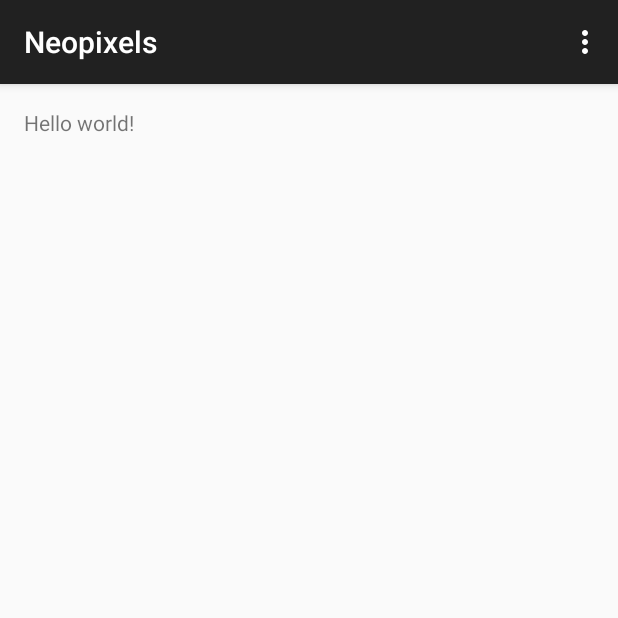
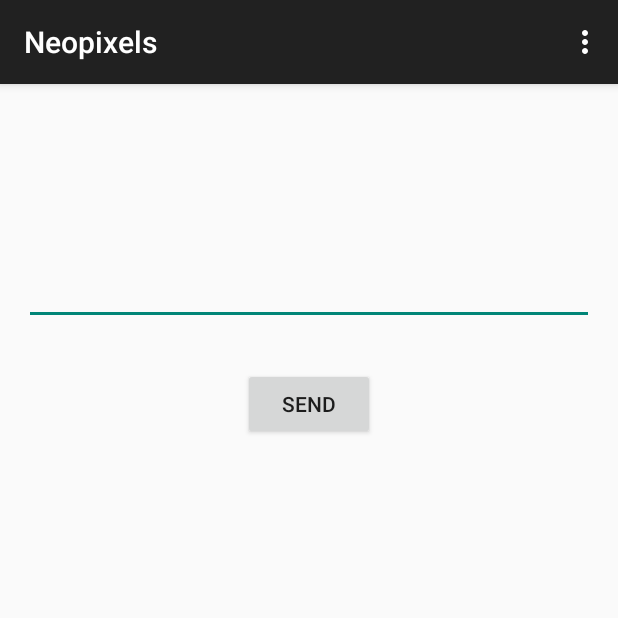
Before and after one commit to lit-illumination-technology/lit_android_app, an Android app: the screen it shows after launch (MainActivity), on a phone screen of 412 x 824 dp, the top half of it. Run offline under Robolectric (Android 15) with nearby library versions, the phone set to English and light mode, and no system bars.

Commit message:
Added EditText and button with correct functionality. Sends command packet to server.

```diff
--- a/mobile/src/main/AndroidManifest.xml
+++ b/mobile/src/main/AndroidManifest.xml
@@ -2,6 +2,7 @@
 <manifest xmlns:android="http://schemas.android.com/apk/res/android"
     package="com.github.nickpesce.neopixels" >
 
+    <uses-permission android:name="android.permission.INTERNET"/>
     <application
         android:allowBackup="true"
         android:icon="@mipmap/ic_launcher"
--- a/mobile/src/main/java/com/github/nickpesce/neopixels/MainActivity.java
+++ b/mobile/src/main/java/com/github/nickpesce/neopixels/MainActivity.java
@@ -4,13 +4,65 @@ import android.support.v7.app.AppCompatActivity;
 import android.os.Bundle;
 import android.view.Menu;
 import android.view.MenuItem;
+import android.view.View;
+import android.widget.Button;
+import android.widget.EditText;
+import android.widget.Toast;
 
-public class MainActivity extends AppCompatActivity {
+import java.net.DatagramPacket;
+import java.net.DatagramSocket;
+import java.net.InetAddress;
+import java.net.SocketException;
+import java.net.UnknownHostException;
+
+public class MainActivity extends AppCompatActivity implements View.OnClickListener {
+
+    private String hostName = "nickspi.student.umd.edu";
+    private int port = 42297;
+    private Button bSend;
+    private EditText tfCommand;
 
     @Override
     protected void onCreate(Bundle savedInstanceState) {
         super.onCreate(savedInstanceState);
         setContentView(R.layout.activity_main);
+        bSend = (Button)findViewById(R.id.bSend);
+        tfCommand = (EditText)findViewById(R.id.tfCommand);
+        bSend.setOnClickListener(this);
+    }
+
+    @Override
+    public void onClick(View v) {
+        if(v.equals(bSend)) {
+            sendCommand(tfCommand.getText().toString());
+            tfCommand.setText("");
+        }
+    }
+
+    private void sendCommand(final String command)
+    {
+        new Thread(new Runnable(){
+            public void run() {
+                try {
+                    byte[] buf = command.getBytes();
+                    DatagramSocket socket = new DatagramSocket(port);
+                    InetAddress host = InetAddress.getByName(hostName);
+                    DatagramPacket packet = new DatagramPacket(buf, buf.length, host, port);
+                    socket.send(packet);
+                    socket.close();
+                }catch(Exception e)
+                {
+                    e.printStackTrace();
+                    runOnUiThread(new Runnable() {
+                        public void run() {
+                            Toast toast = Toast.makeText(MainActivity.this, "Couldn't connect.", Toast.LENGTH_LONG);
+                            toast.show();
+                        }
+                    });
+
+                }
+            }
+        }).start();
     }
 
     @Override
--- a/mobile/src/main/res/layout/activity_main.xml
+++ b/mobile/src/main/res/layout/activity_main.xml
@@ -5,7 +5,24 @@
     android:paddingTop="@dimen/activity_vertical_margin"
     android:paddingBottom="@dimen/activity_vertical_margin" tools:context=".MainActivity">
 
-    <TextView android:text="@string/hello_world" android:layout_width="wrap_content"
-        android:layout_height="wrap_content" />
+    <Button
+        android:layout_width="wrap_content"
+        android:layout_height="wrap_content"
+        android:text="Send"
+        android:id="@+id/bSend"
+        android:layout_alignParentTop="true"
+        android:layout_centerHorizontal="true"
+        android:layout_marginTop="173dp" />
 
+    <EditText
+        android:inputType="text"
+        android:layout_width="wrap_content"
+        android:layout_height="wrap_content"
+        android:id="@+id/tfCommand"
+        android:layout_alignParentTop="true"
+        android:layout_marginTop="99dp"
+        android:layout_alignParentRight="true"
+        android:layout_alignParentEnd="true"
+        android:layout_alignParentLeft="true"
+        android:layout_alignParentStart="true" />
 </RelativeLayout>
```
